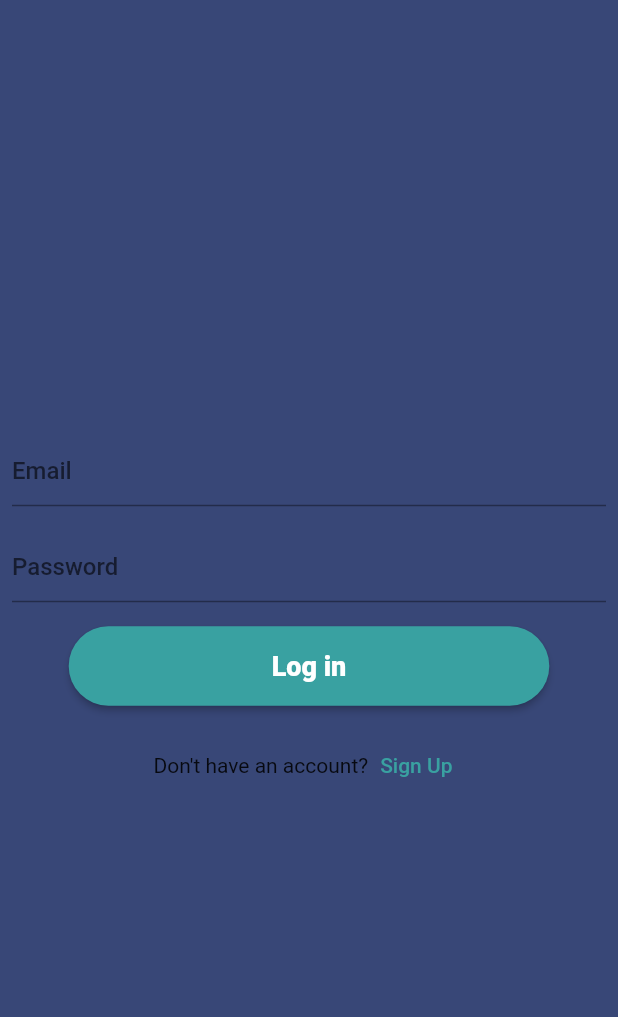
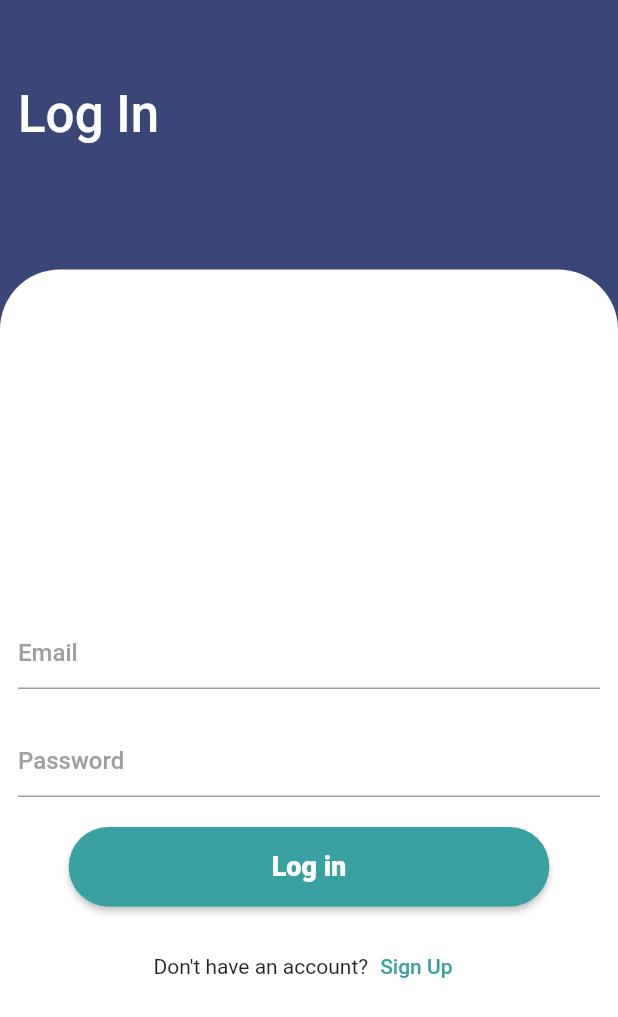
Before and after one commit to gdscashesi/flutter_todo_app_21A, a Flutter app: the screen it shows after launch, on a phone screen of 412 x 824 dp. Shown: the top 1017 px of the screen. Run offline on Flutter 3.47's test engine with Material 2 defaults, Android fonts, the phone set to English and light mode, and no system bars; our stand-ins replace flutter_datetime_picker.

Commit message:
Refactored page widget and auth screens

```diff
--- a/lib/ui/screens/login_screen/login_screen.dart
+++ b/lib/ui/screens/login_screen/login_screen.dart
@@ -1,5 +1,6 @@
 import 'package:flutter/material.dart';
 import 'package:todo/ui/screens/homescreen/homescreen.dart';
+import 'package:todo/ui/screens/sign_up_screen/sign_up_screen.dart';
 import 'package:todo/ui/widgets/background/background.dart';
 import 'package:todo/ui/widgets/custom_button.dart';
 import 'package:todo/ui/widgets/custom_textfield.dart';
@@ -25,9 +26,8 @@ class LoginScreen extends StatelessWidget {
     return Background(
       backgroundColor: secondaryColor,
       // title: 'Sign up',
-      child: SingleChildScrollView(
-        child: SizedBox(
-          height: MediaQuery.of(context).size.height,
+      child: PageWidget(
+        title: 'Log In',
         child: Column(
           mainAxisAlignment: MainAxisAlignment.center,
           children: [
@@ -35,7 +35,7 @@ class LoginScreen extends StatelessWidget {
             const Spacer(),
 
             Padding(
-                padding: const EdgeInsets.all(8.0),
+              padding: const EdgeInsets.all(12.0),
               child: CustomTextField(
                 controller: email,
                 hintText: "Email",
@@ -44,7 +44,7 @@ class LoginScreen extends StatelessWidget {
 
 
             Padding(
-                padding: const EdgeInsets.all(8.0),
+              padding: const EdgeInsets.all(12.0),
               child: CustomTextField(
                   controller: password,
                   hintText: "Password",
@@ -73,7 +73,7 @@ class LoginScreen extends StatelessWidget {
                 actionText: "Sign Up",
                 onPressed: (){
                   Navigator.pushReplacement(context,
-                        MaterialPageRoute(builder: (context)=> LoginScreen()
+                      MaterialPageRoute(builder: (context)=> SignUpScreen()
                       )
                   );
                 },
@@ -82,8 +82,7 @@ class LoginScreen extends StatelessWidget {
 
             const Spacer(),
           ],
-          ),
-        ),
+        )
       ),
 
     );
--- a/lib/ui/widgets/background/background.dart
+++ b/lib/ui/widgets/background/background.dart
@@ -5,10 +5,16 @@ import 'package:todo/ui/widgets/background/background_painter.dart';
 class Background extends StatefulWidget {
   final Widget child;
   final AnimationController? controller;
+  final AppBar? appBar;
+  final FloatingActionButtonLocation? floatingActionButtonLocation;
+  final Widget? floatingActionButton;
   final bool animated;
   final Color? backgroundColor;
   const Background({
     Key? key,
+    this.appBar,
+    this.floatingActionButtonLocation,
+    this.floatingActionButton,
     this.animated = false,
     this.backgroundColor,
     required this.child,
@@ -58,6 +64,7 @@ class _BackgroundState extends State<Background> with SingleTickerProviderStateM
 @override
   Widget build(BuildContext context) {
     return Scaffold(
+      appBar: widget.appBar,
       backgroundColor: widget.animated ? null: widget.backgroundColor!,
       body: widget.animated ?
 
--- a/lib/ui/widgets/custom_textfield.dart
+++ b/lib/ui/widgets/custom_textfield.dart
@@ -30,6 +30,9 @@ class _CustomTextFieldState extends State<CustomTextField> {
       obscureText: widget.obscureText,
       decoration: InputDecoration(
         hintText: widget.hintText,
+        hintStyle: const TextStyle(
+          color: Colors.grey
+        ),
         border: const UnderlineInputBorder()
       ),
     );
--- a/lib/ui/widgets/page_widget.dart
+++ b/lib/ui/widgets/page_widget.dart
@@ -1,4 +1,6 @@
 import 'package:flutter/material.dart';
+import 'package:todo/ui/widgets/background/background.dart';
+import 'package:todo/utils/constants.dart';
 
 
 class PageWidget extends StatelessWidget {
@@ -18,7 +20,7 @@ class PageWidget extends StatelessWidget {
     Size size = MediaQuery.of(context).size;
 
 
-    return Scaffold(
+    return Background(
       appBar: AppBar(
         backgroundColor: Colors.transparent,
         elevation: 0,
@@ -31,7 +33,9 @@ class PageWidget extends StatelessWidget {
           margin: EdgeInsets.only(bottom: size.height * 0.05),
           child: floatingActionButton),
 
-        body: SizedBox(
+      backgroundColor: secondaryColor,
+      child: SingleChildScrollView(
+        child: SizedBox(
           width: size.width,
           height: size.height,
           child: Column(
@@ -45,8 +49,8 @@ class PageWidget extends StatelessWidget {
               ),
 
               Container(
-                width: size.width ,
-                height: size.height * 0.77,
+                width: size.width,
+                height: size.height * 0.85,
                 padding: const EdgeInsets.only(top:16),
                 decoration: const BoxDecoration(
                     color: Colors.white,
@@ -60,10 +64,8 @@ class PageWidget extends StatelessWidget {
 
             ],
           ),
-        )
-    )
-
-
-      ;
+        ),
+      ),
+    );
   }
 }
```
Also changed, not shown: lib/ui/screens/sign_up_screen/sign_up_screen.dart (renamed from lib/ui/sign_up_screen/sign_up_screen.dart, +5 -4 lines). Lines whose indentation alone changed are shown as unchanged.
